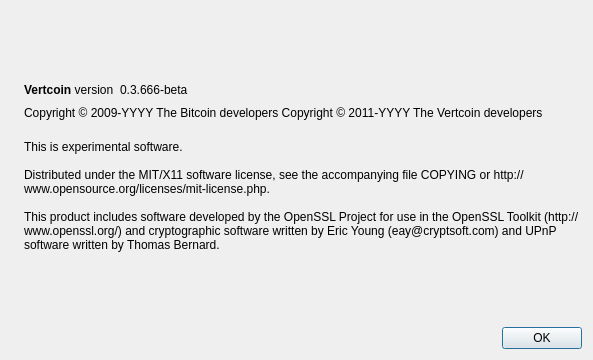
Above: src/qt/forms/aboutdialog.ui from exchangecoin/exchangecoin before the change. Below: the same form after it.
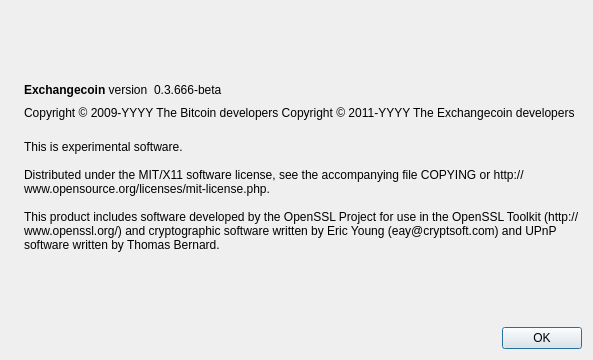
That is the form after the change. Icons and pictures are not drawn.

```diff
--- a/src/qt/forms/aboutdialog.ui
+++ b/src/qt/forms/aboutdialog.ui
@@ -50,7 +50,7 @@
           <cursorShape>IBeamCursor</cursorShape>
          </property>
          <property name="text">
-          <string>&lt;b&gt;Vertcoin&lt;/b&gt; version</string>
+          <string>&lt;b&gt;Exchangecoin&lt;/b&gt; version</string>
          </property>
          <property name="textInteractionFlags">
           <set>Qt::LinksAccessibleByMouse|Qt::TextSelectableByKeyboard|Qt::TextSelectableByMouse</set>
@@ -92,7 +92,7 @@
        </property>
        <property name="text">
         <string notr="true">Copyright &amp;copy; 2009-YYYY The Bitcoin developers
-Copyright &amp;copy; 2011-YYYY The Vertcoin developers</string>
+Copyright &amp;copy; 2011-YYYY The Exchangecoin developers</string>
        </property>
        <property name="textFormat">
         <enum>Qt::RichText</enum>
```
Left out of the diff: 2 changed lines with no effect on the pictures.
